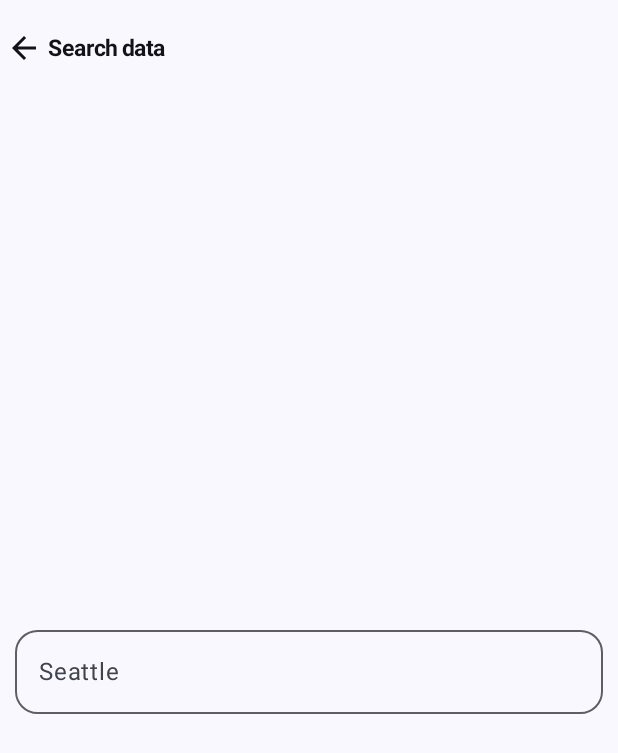
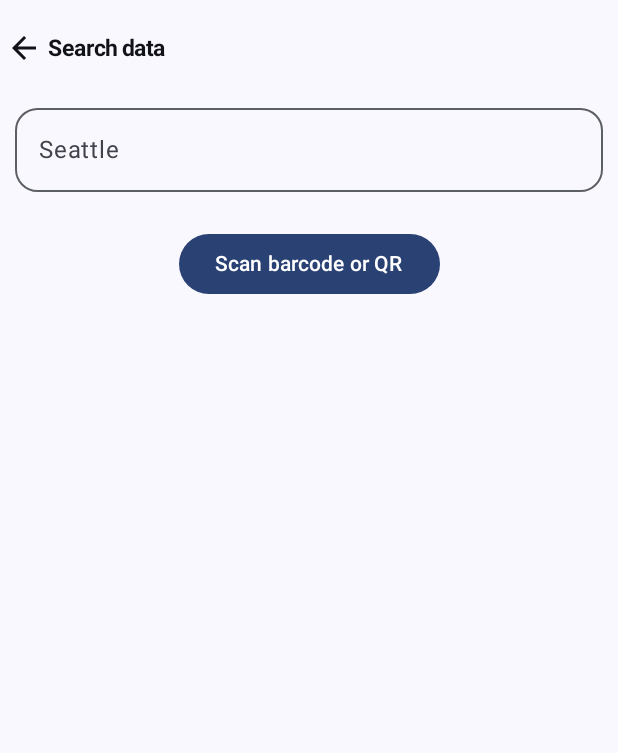
Before and after one commit to balantaim/Mobile-Task-Manager-v2-JetpackCompose, an Android app built with Jetpack Compose: the SearchScreen screen opened through its navigation route, on a phone screen of 412 x 824 dp. Shown: the top 753 px of the screen. Run offline under Robolectric (Android 15) with nearby library versions, the phone set to English and light mode, and no system bars; our stand-ins replace Dagger/Hilt's generated code; libraries missing offline, so code that uses them is left out: com.google.mlkit.vision.

Commit message:
some updates, color card fix

```diff
--- a/app/src/main/java/com/baubuddy/v2/di/AppModule.kt
+++ b/app/src/main/java/com/baubuddy/v2/di/AppModule.kt
@@ -28,4 +28,5 @@ object AppModule {
         "task_db")
         .fallbackToDestructiveMigration()
         .build()
+
 }
--- a/app/src/main/java/com/baubuddy/v2/navigation/AppNavigation.kt
+++ b/app/src/main/java/com/baubuddy/v2/navigation/AppNavigation.kt
@@ -2,9 +2,11 @@ package com.baubuddy.v2.navigation
 
 import androidx.compose.runtime.Composable
 import androidx.hilt.navigation.compose.hiltViewModel
+import androidx.navigation.NavType
 import androidx.navigation.compose.NavHost
 import androidx.navigation.compose.composable
 import androidx.navigation.compose.rememberNavController
+import androidx.navigation.navArgument
 import com.baubuddy.v2.view.details.DetailsScreen
 import com.baubuddy.v2.view.home.HomeScreen
 import com.baubuddy.v2.view.search.SearchScreen
@@ -26,9 +28,11 @@ fun AppNavigation (){
             val mainViewModel = hiltViewModel<MainViewModel>()
             HomeScreen(navController = navController)
         }
-        composable(AppScreens.DetailsScreen.name){
+        composable(route = AppScreens.DetailsScreen.name +"/{id}", arguments = listOf(
+            navArgument("id"){ type = NavType.StringType; defaultValue = "" }
+        )){backStackEntry ->
             val detailsViewModel = hiltViewModel<DetailsViewModel>()
-            DetailsScreen(navController = navController)
+            DetailsScreen(navController = navController, detailsViewModel, backStackEntry.arguments?.getString("id"))
         }
         composable(AppScreens.SearchScreen.name){
             val searchViewModel = hiltViewModel<SearchViewModel>()
--- a/app/src/main/java/com/baubuddy/v2/view/search/SearchScreen.kt
+++ b/app/src/main/java/com/baubuddy/v2/view/search/SearchScreen.kt
@@ -1,5 +1,6 @@
 package com.baubuddy.v2.view.search
 
+import android.util.Log
 import androidx.compose.foundation.layout.Arrangement
 import androidx.compose.foundation.layout.Column
 import androidx.compose.foundation.layout.fillMaxSize
@@ -12,10 +13,10 @@ import androidx.compose.foundation.text.KeyboardOptions
 import androidx.compose.foundation.verticalScroll
 import androidx.compose.material.icons.Icons
 import androidx.compose.material.icons.filled.ArrowBack
+import androidx.compose.material3.Button
 import androidx.compose.material3.ExperimentalMaterial3Api
 import androidx.compose.material3.OutlinedTextField
 import androidx.compose.material3.Scaffold
-import androidx.compose.material3.Surface
 import androidx.compose.material3.Text
 import androidx.compose.material3.TextFieldDefaults
 import androidx.compose.runtime.Composable
@@ -26,20 +27,30 @@ import androidx.compose.runtime.saveable.rememberSaveable
 import androidx.compose.ui.Alignment
 import androidx.compose.ui.ExperimentalComposeUiApi
 import androidx.compose.ui.Modifier
-import androidx.compose.ui.graphics.BlendMode.Companion.Color
+import androidx.compose.ui.platform.LocalContext
 import androidx.compose.ui.platform.LocalSoftwareKeyboardController
+import androidx.compose.ui.res.stringResource
 import androidx.compose.ui.text.input.ImeAction
 import androidx.compose.ui.text.input.KeyboardType
 import androidx.compose.ui.unit.dp
 import androidx.hilt.navigation.compose.hiltViewModel
 import androidx.navigation.NavController
+import com.baubuddy.v2.R
 import com.baubuddy.v2.navigation.AppScreens
 import com.baubuddy.v2.viewmodel.SearchViewModel
 import com.baubuddy.v2.widgets.CustomTopAppBar
+import com.google.mlkit.vision.barcode.common.Barcode
+import com.google.mlkit.vision.codescanner.GmsBarcodeScannerOptions
+import com.google.mlkit.vision.codescanner.GmsBarcodeScanning
 
 @OptIn(ExperimentalMaterial3Api::class, ExperimentalComposeUiApi::class)
 @Composable
 fun SearchScreen(navController: NavController, viewModel: SearchViewModel = hiltViewModel()) {
+
+//    val searchText by viewModel.searchText.collectAsState()
+//    val persons by viewModel.persons.collectAsState()
+//    val isSearching by viewModel.isSearching.collectAsState()
+
     Scaffold(topBar = {
         CustomTopAppBar(title = "Search data",
             icon = Icons.Default.ArrowBack,
@@ -54,26 +65,56 @@ fun SearchScreen(navController: NavController, viewModel: SearchViewModel = hilt
                 .padding(top = paddingValues.calculateTopPadding())
                 .verticalScroll(rememberScrollState()),
             horizontalAlignment = Alignment.CenterHorizontally,
-            verticalArrangement = Arrangement.Center
+            verticalArrangement = Arrangement.Top
         ) {
             //Text(text = "Search")
             MySearchBar(
                 modifier = Modifier
                     .fillMaxWidth()
                     .padding(16.dp)
-                    .align(Alignment.CenterHorizontally)
-            ) { indexTask ->
+                    .align(Alignment.Start),
+                viewModel) { indexTask ->
                 navController.navigate(AppScreens.HomeScreen.name + "/$indexTask")
+            }
+            //QR functions
+            Text(text = "")
+            Button(onClick = { scanInit() }) {
+                Text(text = stringResource(R.string.scan_barcode))
+
             }
         }
     }
+}
+
+fun scanInit(){
+//        val options = GmsBarcodeScannerOptions.Builder()
+//        .setBarcodeFormats(
+//            Barcode.FORMAT_QR_CODE,
+//            Barcode.FORMAT_AZTEC)
+//        .enableAutoZoom()
+//        .build()
+//
+//    val context = LocalContext.current
+//    val scanner = GmsBarcodeScanning.getClient(context, options)
+//    scanner.startScan()
+//        .addOnSuccessListener { barcode ->
+//            // Task completed successfully
+//            Log.d("QR", "QR: " + barcode.rawValue)
+//        }
+//        .addOnCanceledListener {
+//            // Task canceled
+//        }
+//        .addOnFailureListener { e ->
+//            // Task failed with an exception
+//        }
 }
 
     @ExperimentalComposeUiApi
     @Composable
     fun MySearchBar(
         modifier: Modifier = Modifier,
-        onSearch: (String) -> Unit = {}
+        viewModel: SearchViewModel,
+        onSearch: (String) -> Unit = {viewModel.searchEvent()}
     ) {
         val searchQueryState = rememberSaveable { mutableStateOf("") }
         val keyboardController = LocalSoftwareKeyboardController.current
--- a/app/src/main/java/com/baubuddy/v2/viewmodel/MainViewModel.kt
+++ b/app/src/main/java/com/baubuddy/v2/viewmodel/MainViewModel.kt
@@ -6,6 +6,9 @@ import androidx.lifecycle.viewModelScope
 import com.baubuddy.v2.model.Task
 import com.baubuddy.v2.network.GetDataFromTheServer
 import com.baubuddy.v2.repository.TaskRepository
+import com.google.mlkit.vision.barcode.common.Barcode
+import com.google.mlkit.vision.codescanner.GmsBarcodeScannerOptions
+import com.google.mlkit.vision.codescanner.GmsBarcodeScanning
 import dagger.hilt.android.lifecycle.HiltViewModel
 import kotlinx.coroutines.Dispatchers
 import kotlinx.coroutines.flow.MutableStateFlow
@@ -33,6 +36,7 @@ class MainViewModel @Inject constructor(private val repository: TaskRepository)
                         _taskList.value = myTasks
                     }
                 }
+
         }
     }
 
--- a/app/src/main/java/com/baubuddy/v2/viewmodel/SearchViewModel.kt
+++ b/app/src/main/java/com/baubuddy/v2/viewmodel/SearchViewModel.kt
@@ -1,11 +1,66 @@
 package com.baubuddy.v2.viewmodel
 
+import android.util.Log
 import androidx.lifecycle.ViewModel
+import androidx.lifecycle.viewModelScope
+import com.baubuddy.v2.model.Task
+import com.baubuddy.v2.network.GetDataFromTheServer
 import com.baubuddy.v2.repository.TaskRepository
 import dagger.hilt.android.lifecycle.HiltViewModel
+import kotlinx.coroutines.Dispatchers
+import kotlinx.coroutines.flow.MutableStateFlow
+import kotlinx.coroutines.flow.asStateFlow
+import kotlinx.coroutines.flow.distinctUntilChanged
+import kotlinx.coroutines.launch
 import javax.inject.Inject
 
 @HiltViewModel
-class SearchViewModel @Inject constructor(private val repository: TaskRepository) : ViewModel() {
+class SearchViewModel @Inject constructor(
+    private val repository: TaskRepository
+) : ViewModel() {
+    private val _taskList = MutableStateFlow<List<Task>>(emptyList())
+    val taskList = _taskList.asStateFlow()
+    var filteredList = mutableListOf<Task>()
+
+//    private val _searchText = MutableStateFlow("")
+//    val searchText = _searchText.asStateFlow()
+//
+//    private val _isSearching = MutableStateFlow(false)
+//    val isSearching = _isSearching.asStateFlow()
+
+
+    init{
+        viewModelScope.launch(Dispatchers.IO) {
+            //Get all data from the server
+            val data = GetDataFromTheServer().run()
+            updateDB(data)
+
+            repository.readStoredData().distinctUntilChanged()
+                .collect{ myTasks ->
+                    if(myTasks.isNullOrEmpty()) {
+                        Log.d("SearchViewModel", "task: Empty ")
+                    }else{
+                        _taskList.value = myTasks
+                    }
+                }
+        }
+    }
+
+    fun searchEvent(){
+
+    }
+
+    suspend fun updateDB(tasks: List<Task>){
+        if(tasks.isNotEmpty()){
+            //Clean the old data
+            repository.dropMyStoredData()
+            //Inject new records
+            for(task in tasks){
+                repository.addTask(task)
+            }
+        }else{
+            Log.d("MainViewModel", "updateDB: You are using offline DB")
+        }
+    }
 
 }
--- a/app/src/main/res/values/strings.xml
+++ b/app/src/main/res/values/strings.xml
@@ -5,4 +5,5 @@
     <string name="save">Save</string>
     <string name="delete">Delete</string>
     <string name="return_screen">Return to previous screen</string>
+    <string name="scan_barcode">Scan barcode or QR</string>
 </resources>
```
Also changed, not shown: app/build.gradle (+8 -4 lines), app/src/main/AndroidManifest.xml (+8 -0 lines), app/src/main/java/com/baubuddy/v2/model/TaskDatabase.kt (+0 -21 lines), app/src/main/java/com/baubuddy/v2/view/details/DetailsScreen.kt (+26 -24 lines), app/src/main/java/com/baubuddy/v2/view/home/HomeScreen.kt (+26 -16 lines), app/src/main/java/com/baubuddy/v2/viewmodel/DetailsViewModel.kt (+24 -0 lines).
